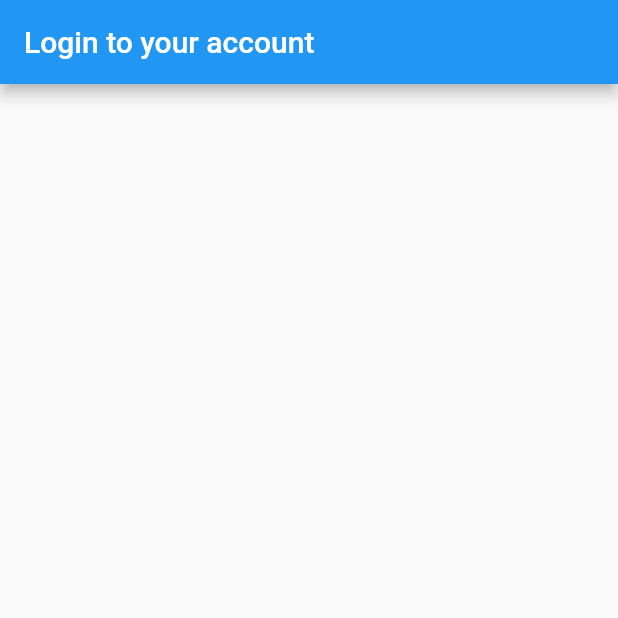
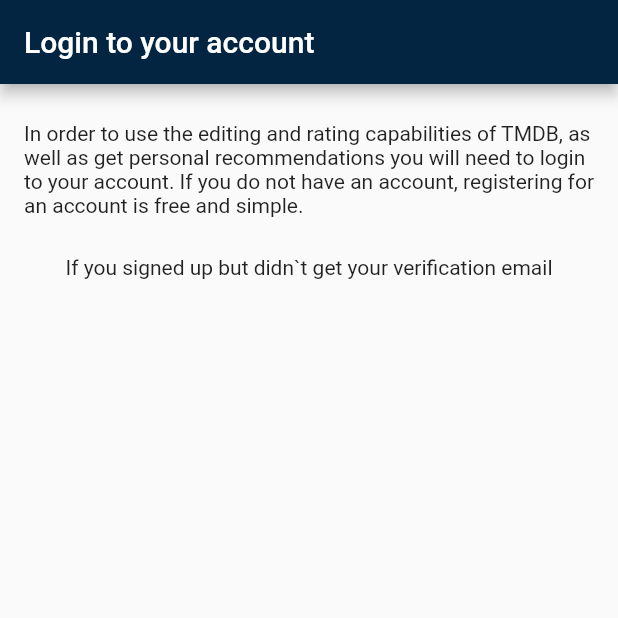
Before and after one commit to Vladislav-Popov/themoviedb, a Flutter app: the screen it shows after launch, on a phone screen of 412 x 824 dp, the top half of it. Run offline on Flutter 3.47's test engine with Material 2 defaults, Android fonts, the phone set to English and light mode, and no system bars.

Commit message:
app text

```diff
--- a/lib/main.dart
+++ b/lib/main.dart
@@ -12,7 +12,9 @@ class MyApp extends StatelessWidget {
     return MaterialApp(
       title: 'Flutter Demo',
       theme: ThemeData(
-        primarySwatch: Colors.blue,
+        appBarTheme: AppBarTheme(
+          backgroundColor: const Color.fromRGBO(3, 37, 65, 1),
+        ),
       ),
       home: AuthWidget(),
     );
--- a/lib/widgets/auth/auth_widget.dart
+++ b/lib/widgets/auth/auth_widget.dart
@@ -11,8 +11,32 @@ class _AuthWidgetState extends State<AuthWidget> {
   @override
   Widget build(BuildContext context) {
     return Scaffold(
-      appBar: AppBar(
-        title: Text('Login to your account'),
+        appBar: AppBar(
+          title: Text('Login to your account'),
+        ),
+        body: ListView(
+          children: [
+            _HeaderWidget(),
+          ],
+        ));
+  }
+}
+
+class _HeaderWidget extends StatelessWidget {
+  const _HeaderWidget({Key? key}) : super(key: key);
+
+  @override
+  Widget build(BuildContext context) {
+    return Padding(
+      padding: const EdgeInsets.symmetric(horizontal: 16),
+      child: Column(
+        children: [
+          SizedBox(height: 25),
+          Text(
+              'In order to use the editing and rating capabilities of TMDB, as well as get personal recommendations you will need to login to your account. If you do not have an account, registering for an account is free and simple.'),
+          SizedBox(height: 25),
+          Text('If you signed up but didn`t get your verification email'),
+        ],
       ),
     );
   }
```
